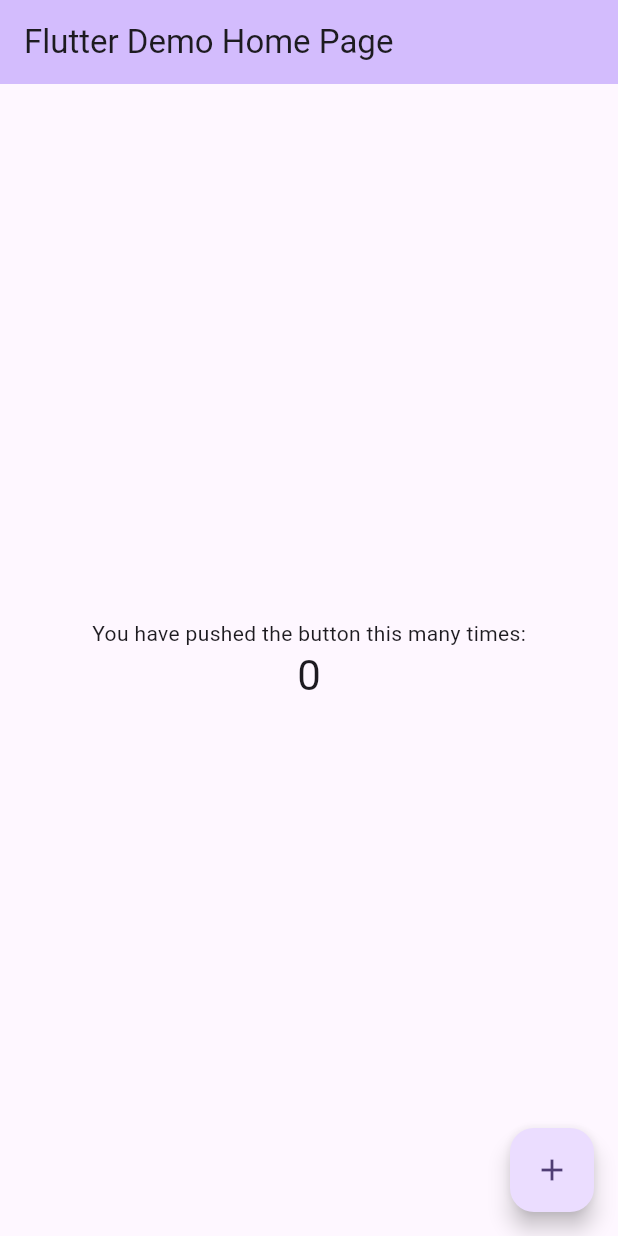
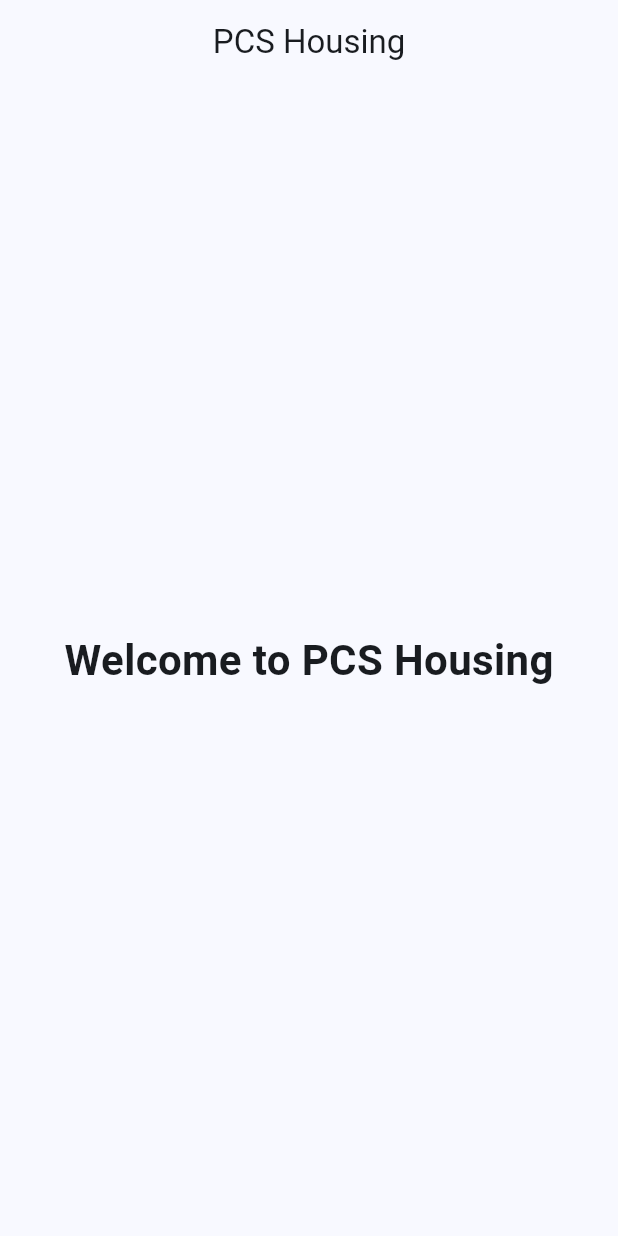
Before and after one commit to ddadisman49/pcs-housing, a Flutter app: the screen it shows after launch, on a phone screen of 412 x 824 dp. Run offline on Flutter 3.47's test engine with Material 3 defaults, Android fonts, the phone set to English and light mode, and no system bars.

Commit message:
Create initial PCS Housing app structure

```diff
--- /dev/null
+++ b/lib/app.dart
@@ -0,0 +1,21 @@
+import 'package:flutter/material.dart';
+import 'features/home/home_screen.dart';
+
+class PCSHousingApp extends StatelessWidget {
+  const PCSHousingApp({super.key});
+
+  @override
+  Widget build(BuildContext context) {
+    return MaterialApp(
+      title: 'PCS Housing',
+      debugShowCheckedModeBanner: false,
+      theme: ThemeData(
+        colorScheme: ColorScheme.fromSeed(
+          seedColor: Colors.blue,
+        ),
+        useMaterial3: true,
+      ),
+      home: const HomeScreen(),
+    );
+  }
+}
--- /dev/null
+++ b/lib/features/home/home_screen.dart
@@ -0,0 +1,24 @@
+import 'package:flutter/material.dart';
+
+class HomeScreen extends StatelessWidget {
+  const HomeScreen({super.key});
+
+  @override
+  Widget build(BuildContext context) {
+    return Scaffold(
+      appBar: AppBar(
+        title: const Text('PCS Housing'),
+        centerTitle: true,
+      ),
+      body: const Center(
+        child: Text(
+          'Welcome to PCS Housing',
+          style: TextStyle(
+            fontSize: 28,
+            fontWeight: FontWeight.bold,
+          ),
+        ),
+      ),
+    );
+  }
+}
--- a/lib/main.dart
+++ b/lib/main.dart
@@ -1,122 +1,6 @@
 import 'package:flutter/material.dart';
+import 'app.dart';
 
 void main() {
-  runApp(const MyApp());
+  runApp(const PCSHousingApp());
 }
-
-class MyApp extends StatelessWidget {
-  const MyApp({super.key});
-
-  // This widget is the root of your application.
-  @override
-  Widget build(BuildContext context) {
-    return MaterialApp(
-      title: 'Flutter Demo',
-      theme: ThemeData(
-        // This is the theme of your application.
-        //
-        // TRY THIS: Try running your application with "flutter run". You'll see
-        // the application has a purple toolbar. Then, without quitting the app,
-        // try changing the seedColor in the colorScheme below to Colors.green
-        // and then invoke "hot reload" (save your changes or press the "hot
-        // reload" button in a Flutter-supported IDE, or press "r" if you used
-        // the command line to start the app).
-        //
-        // Notice that the counter didn't reset back to zero; the application
-        // state is not lost during the reload. To reset the state, use hot
-        // restart instead.
-        //
-        // This works for code too, not just values: Most code changes can be
-        // tested with just a hot reload.
-        colorScheme: .fromSeed(seedColor: Colors.deepPurple),
-      ),
-      home: const MyHomePage(title: 'Flutter Demo Home Page'),
-    );
-  }
-}
-
-class MyHomePage extends StatefulWidget {
-  const MyHomePage({super.key, required this.title});
-
-  // This widget is the home page of your application. It is stateful, meaning
-  // that it has a State object (defined below) that contains fields that affect
-  // how it looks.
-
-  // This class is the configuration for the state. It holds the values (in this
-  // case the title) provided by the parent (in this case the App widget) and
-  // used by the build method of the State. Fields in a Widget subclass are
-  // always marked "final".
-
-  final String title;
-
-  @override
-  State<MyHomePage> createState() => _MyHomePageState();
-}
-
-class _MyHomePageState extends State<MyHomePage> {
-  int _counter = 0;
-
-  void _incrementCounter() {
-    setState(() {
-      // This call to setState tells the Flutter framework that something has
-      // changed in this State, which causes it to rerun the build method below
-      // so that the display can reflect the updated values. If we changed
-      // _counter without calling setState(), then the build method would not be
-      // called again, and so nothing would appear to happen.
-      _counter++;
-    });
-  }
-
-  @override
-  Widget build(BuildContext context) {
-    // This method is rerun every time setState is called, for instance as done
-    // by the _incrementCounter method above.
-    //
-    // The Flutter framework has been optimized to make rerunning build methods
-    // fast, so that you can just rebuild anything that needs updating rather
-    // than having to individually change instances of widgets.
-    return Scaffold(
-      appBar: AppBar(
-        // TRY THIS: Try changing the color here to a specific color (to
-        // Colors.amber, perhaps?) and trigger a hot reload to see the AppBar
-        // change color while the other colors stay the same.
-        backgroundColor: Theme.of(context).colorScheme.inversePrimary,
-        // Here we take the value from the MyHomePage object that was created by
-        // the App.build method, and use it to set our appbar title.
-        title: Text(widget.title),
-      ),
-      body: Center(
-        // Center is a layout widget. It takes a single child and positions it
-        // in the middle of the parent.
-        child: Column(
-          // Column is also a layout widget. It takes a list of children and
-          // arranges them vertically. By default, it sizes itself to fit its
-          // children horizontally, and tries to be as tall as its parent.
-          //
-          // Column has various properties to control how it sizes itself and
-          // how it positions its children. Here we use mainAxisAlignment to
-          // center the children vertically; the main axis here is the vertical
-          // axis because Columns are vertical (the cross axis would be
-          // horizontal).
-          //
-          // TRY THIS: Invoke "debug painting" (choose the "Toggle Debug Paint"
-          // action in the IDE, or press "p" in the console), to see the
-          // wireframe for each widget.
-          mainAxisAlignment: .center,
-          children: [
-            const Text('You have pushed the button this many times:'),
-            Text(
-              '$_counter',
-              style: Theme.of(context).textTheme.headlineMedium,
-            ),
-          ],
-        ),
-      ),
-      floatingActionButton: FloatingActionButton(
-        onPressed: _incrementCounter,
-        tooltip: 'Increment',
-        child: const Icon(Icons.add),
-      ),
-    );
-  }
-}
```
Also changed, not shown: lib/features/favorites/favorites_screen.dart (added), lib/features/profile/profile_screen.dart (added), lib/features/search/search_screen.dart (added).
